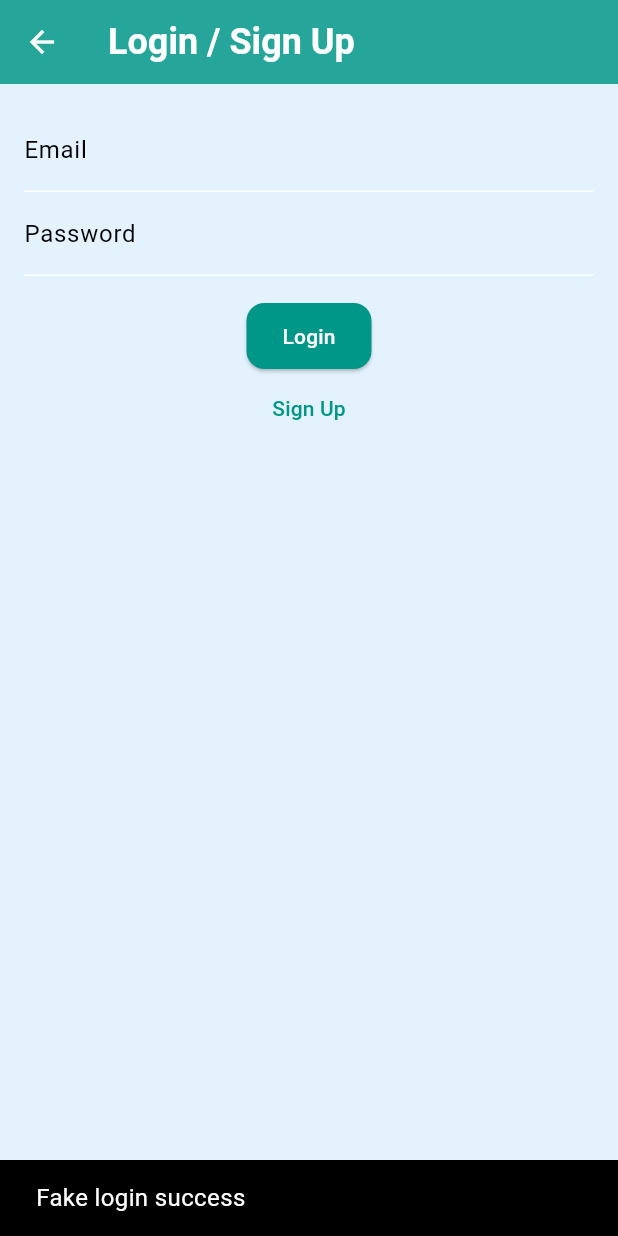
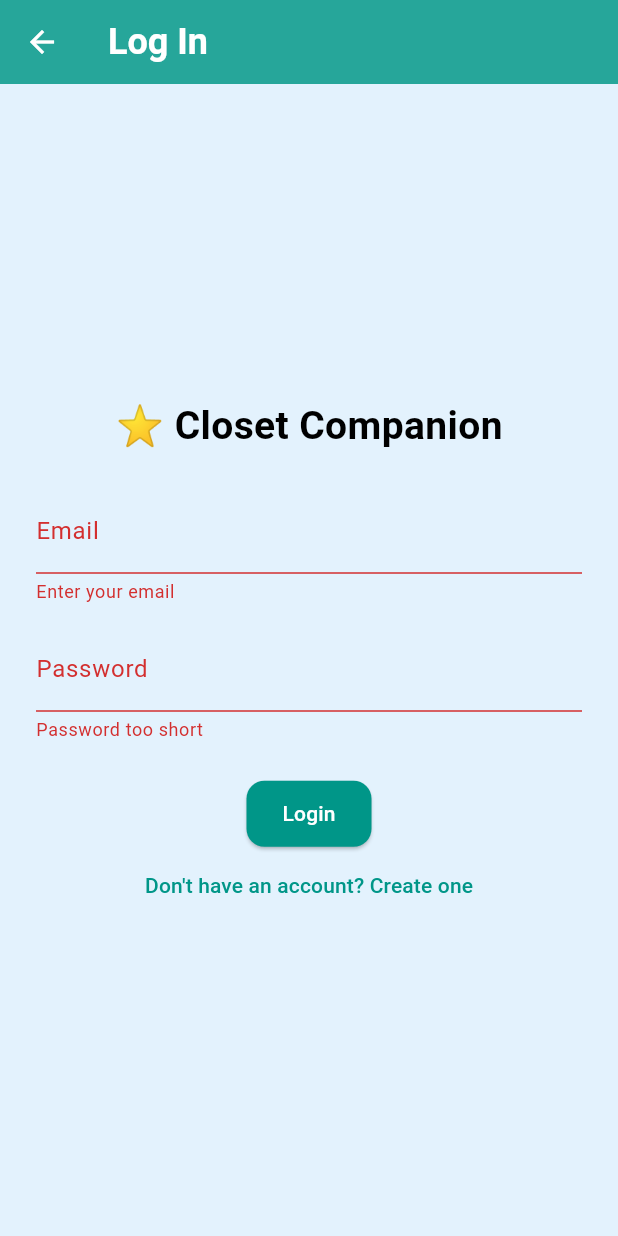
Before and after one commit to maryjend/closet_companion, a Flutter app: the LoginPage screen opened directly, after a tap on "Login", on a phone screen of 412 x 824 dp. Run offline on Flutter 3.47's test engine with Material 3 defaults, Android fonts, the phone set to English and light mode, and no system bars; our stand-ins replace firebase_auth, firebase_core, image_picker, shared_preferences; accounts and stored records are empty.

Commit message:
Add Firebase email/password login, tag filtering, and filter modal UI

```diff
--- a/lib/login_page.dart
+++ b/lib/login_page.dart
@@ -1,4 +1,5 @@
 import 'package:flutter/material.dart';
+import 'package:firebase_auth/firebase_auth.dart';
 
 class LoginPage extends StatefulWidget {
   const LoginPage({super.key});
@@ -8,36 +9,85 @@ class LoginPage extends StatefulWidget {
 }
 
 class _LoginPageState extends State<LoginPage> {
-  final emailController = TextEditingController();
-  final passwordController = TextEditingController();
+  final _emailController = TextEditingController();
+  final _passwordController = TextEditingController();
+  final _formKey = GlobalKey<FormState>();
 
-  void fakeSignIn() {
+  bool isLogin = true;
+  bool isLoading = false;
+
+  Future<void> _handleAuth() async {
+    if (!_formKey.currentState!.validate()) return;
+
+    setState(() => isLoading = true);
+    final auth = FirebaseAuth.instance;
+    final email = _emailController.text.trim();
+    final password = _passwordController.text.trim();
+
+    try {
+      if (isLogin) {
+        await auth.signInWithEmailAndPassword(email: email, password: password);
+      } else {
+        await auth.createUserWithEmailAndPassword(email: email, password: password);
         ScaffoldMessenger.of(context).showSnackBar(
-      const SnackBar(content: Text("Fake login success")),
+          const SnackBar(content: Text("Account created. You're now logged in!")),
         );
-    // You could also navigate to HomePage here if needed
       }
+    } on FirebaseAuthException catch (e) {
+      String message = 'An error occurred';
+      if (e.code == 'email-already-in-use') message = 'This email is already in use.';
+      if (e.code == 'invalid-email') message = 'Please enter a valid email.';
+      if (e.code == 'weak-password') message = 'Password must be at least 6 characters.';
+      if (e.code == 'user-not-found') message = 'No user found with this email.';
+      if (e.code == 'wrong-password') message = 'Incorrect password.';
 
-  void fakeSignUp() {
-    ScaffoldMessenger.of(context).showSnackBar(
-      const SnackBar(content: Text("Fake signup success")),
-    );
+      ScaffoldMessenger.of(context).showSnackBar(SnackBar(content: Text(message)));
+    } finally {
+      setState(() => isLoading = false);
+    }
   }
 
   @override
   Widget build(BuildContext context) {
     return Scaffold(
-      appBar: AppBar(title: const Text('Login / Sign Up')),
+      appBar: AppBar(title: Text(isLogin ? 'Log In' : 'Create Account')),
       body: Padding(
-        padding: const EdgeInsets.all(16.0),
+        padding: const EdgeInsets.all(24),
+        child: Form(
+          key: _formKey,
           child: Column(
+            mainAxisAlignment: MainAxisAlignment.center,
             children: [
-            TextField(controller: emailController, decoration: const InputDecoration(labelText: 'Email')),
-            TextField(controller: passwordController, decoration: const InputDecoration(labelText: 'Password'), obscureText: true),
+              const Text("⭐ Closet Companion", style: TextStyle(fontSize: 26, fontWeight: FontWeight.bold)),
+              const SizedBox(height: 24),
+              TextFormField(
+                controller: _emailController,
+                decoration: const InputDecoration(labelText: 'Email'),
+                keyboardType: TextInputType.emailAddress,
+                validator: (value) => value!.isEmpty ? 'Enter your email' : null,
+              ),
               const SizedBox(height: 16),
-            ElevatedButton(onPressed: fakeSignIn, child: const Text('Login')),
-            TextButton(onPressed: fakeSignUp, child: const Text('Sign Up')),
+              TextFormField(
+                controller: _passwordController,
+                decoration: const InputDecoration(labelText: 'Password'),
+                obscureText: true,
+                validator: (value) => value!.length < 6 ? 'Password too short' : null,
+              ),
+              const SizedBox(height: 24),
+              isLoading
+                  ? const CircularProgressIndicator()
+                  : ElevatedButton(
+                      onPressed: _handleAuth,
+                      child: Text(isLogin ? 'Login' : 'Create Account'),
+                    ),
+              TextButton(
+                onPressed: () => setState(() => isLogin = !isLogin),
+                child: Text(isLogin
+                    ? "Don't have an account? Create one"
+                    : "Already have an account? Log in"),
+              )
             ],
+          ),
         ),
       ),
     );
--- a/pubspec.yaml
+++ b/pubspec.yaml
@@ -14,6 +14,8 @@ dependencies:
   shared_preferences: ^2.2.2
   path_provider: ^2.1.2
   intl: ^0.18.1
+  firebase_core: ^2.32.0
+  firebase_auth: ^4.16.0
 
 dev_dependencies:
   flutter_test:
```
Also changed, not shown: lib/auth_gate.dart (+24 -2 lines), lib/home_page.dart (+14 -29 lines), lib/main.dart (+8 -2 lines), firebase.json (added), lib/firebase_options.dart (added), pubspec.lock, 11 other files. Lines whose indentation alone changed are shown as unchanged.
